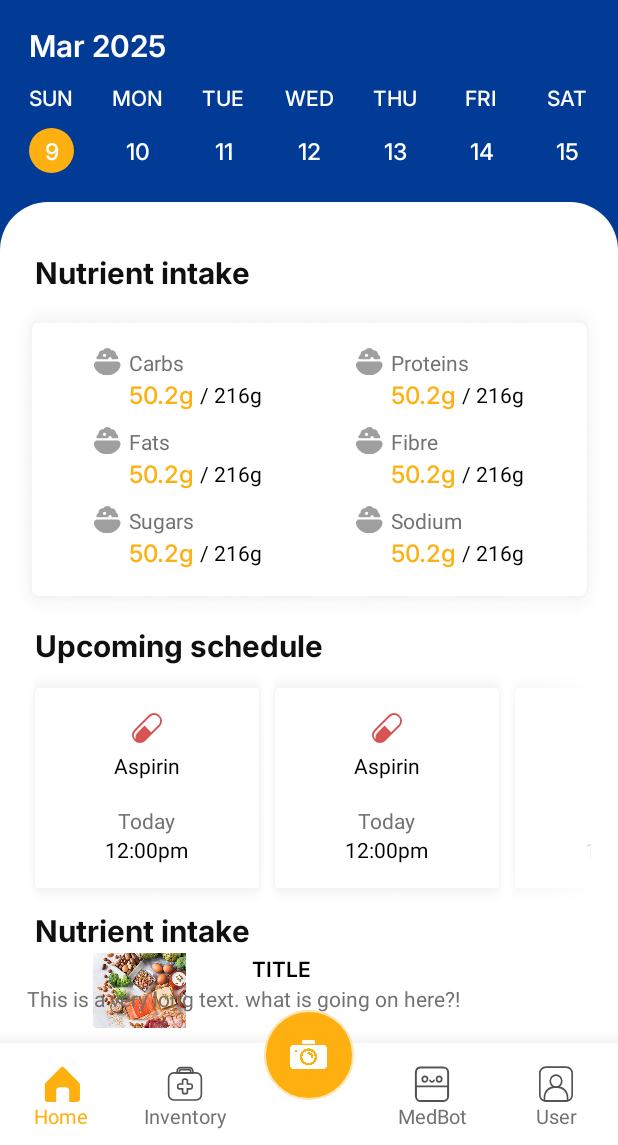
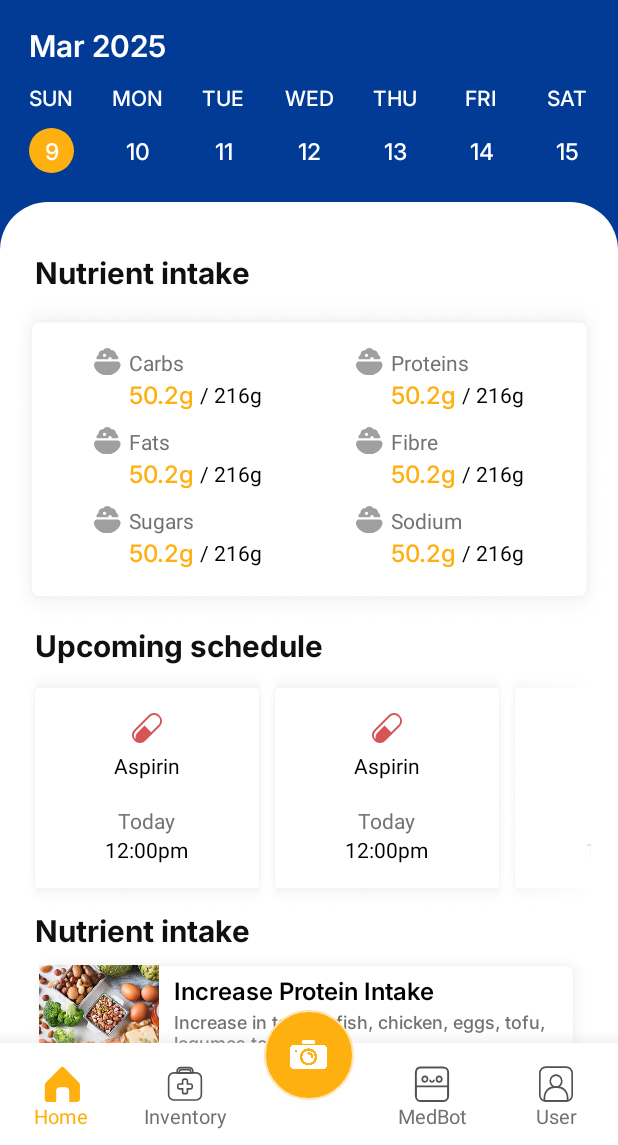
Before and after one commit to ItsMeOX/SmartHealth, an Android app: the screen it shows after launch (MainActivity), on a phone screen of 412 x 824 dp, the part 91-1236 px from its top. Run offline under Robolectric (Android 15) with nearby library versions, the phone set to English and light mode, and no system bars.

Commit message:
Complete Nutrient intake UI

```diff
--- a/app/src/main/java/com/example/smarthealth/MainActivity.java
+++ b/app/src/main/java/com/example/smarthealth/MainActivity.java
@@ -41,15 +41,15 @@ public class MainActivity extends AppCompatActivity implements CalendarAdapter.O
         }
         setContentView(R.layout.activity_main);
 
-
-        initWidgets();
+        initCalendarWidgets();
         setUpMainContentSlider();
+        initBotSuggestionWidgets();
 
         selectedDate = Calendar.getInstance();
         setMonthView();
     }
 
-    private void initWidgets() {
+    private void initCalendarWidgets() {
         LinearLayout calendarParentView = findViewById(R.id.calendarView);
         View calendarRecycleView = LayoutInflater.from(getApplicationContext()).inflate(R.layout.calendar_view, calendarParentView, false);
         calendarParentView.addView(calendarRecycleView);
@@ -168,7 +168,6 @@ public class MainActivity extends AppCompatActivity implements CalendarAdapter.O
                         currentY = event.getRawY();
                         int calendarFirstItemPosition = ((GridLayoutManager) calendarRecyclerView.getLayoutManager()).findFirstVisibleItemPosition();
                         View calendarFirstItemView = calendarRecyclerView.getLayoutManager().findViewByPosition(calendarFirstItemPosition);
-                        Log.d("debug", String.valueOf(calendarFirstItemView.getY()));
                         if (newY >= originalY && newY <= calendarView.getY() + calendarView.getHeight() + 30) {
                             v.setY(newY);
                             if (calendarFirstItemView != null && (calendarFirstItemView.getY() < 0)) {
@@ -217,4 +216,27 @@ public class MainActivity extends AppCompatActivity implements CalendarAdapter.O
         String message = "Selected date" + dayText;
         Toast.makeText(this, message, Toast.LENGTH_SHORT).show();
     }
+
+    private void initBotSuggestionWidgets() {
+        LinearLayout suggestionContainer = findViewById(R.id.botSuggestionsBox);
+        LayoutInflater inflater = LayoutInflater.from(this);
+
+        // TODO: Replace placeholders with suggestion from AI (pls set word limits)
+        String[] titles = {"Increase Protein Intake", "Choose complex carbohydrates", "Stay hydrated"};
+        String[] descriptions = {"Increase in take of fish, chicken, eggs, tofu, legumes to...",
+                "Choose complex carbohydrates for example whole grains, vegetables to avoid sugar spikes. Lorem ipsum dolmao.Lorem ipsum dolmao.Lorem ipsum dolmao.Lorem ipsum dolmao.",
+                "Drink more water, or herbal teas, soups to stay hydrated, because H2O make you human."};
+
+        for (int i = 0; i < titles.length; i++) {
+            View suggestionView = inflater.inflate(R.layout.bot_suggestion_box, suggestionContainer, false);
+
+            TextView titleView = suggestionView.findViewById(R.id.suggestionTitle);
+            TextView descView = suggestionView.findViewById(R.id.suggestionDesc);
+
+            titleView.setText(titles[i]);
+            descView.setText(descriptions[i]);
+
+            suggestionContainer.addView(suggestionView);
+        }
+    }
 }
--- a/app/src/main/res/layout/activity_main.xml
+++ b/app/src/main/res/layout/activity_main.xml
@@ -558,38 +558,12 @@
                                 />
 
                             <LinearLayout
-                                android:id="@+id/bobSuggestionsBox"
+                                android:id="@+id/botSuggestionsBox"
                                 android:layout_width="match_parent"
                                 android:layout_height="wrap_content"
                                 android:orientation="vertical"
                                 android:paddingHorizontal="10dp"
                                 >
-
-                                <RelativeLayout
-                                    android:layout_width="match_parent"
-                                    android:layout_height="50dp">
-                                    <ImageView
-                                        android:id="@+id/sugImage1"
-                                        android:layout_width="150dp"
-                                        android:layout_height="match_parent"
-                                        android:src="@drawable/suggestion_image"/>
-                                    <TextView
-                                        android:id="@+id/sugTitle1"
-                                        android:layout_width="match_parent"
-                                        android:layout_height="wrap_content"
-                                        android:text="TITLE"
-                                        android:textColor="@color/black"
-                                        android:fontFamily="@font/inter_semibold"
-                                        android:layout_toRightOf="@id/sugImage1" />
-                                    <TextView
-                                        android:layout_width="match_parent"
-                                        android:layout_height="wrap_content"
-                                        android:text="This is a very long text. what is going on here?!"
-                                        android:textColor="@color/lightgray"
-                                        android:layout_below="@id/sugTitle1"
-                                        />
-                                </RelativeLayout>
-
                             </LinearLayout>
 
 
--- a/app/src/main/res/layout/bot_suggestion_box.xml
+++ b/app/src/main/res/layout/bot_suggestion_box.xml
@@ -2,23 +2,34 @@
 <androidx.constraintlayout.widget.ConstraintLayout xmlns:android="http://schemas.android.com/apk/res/android"
     android:layout_width="match_parent"
     android:layout_height="wrap_content"
+    android:background="@drawable/bg"
+    android:padding="8dp"
+    android:paddingRight="15dp"
     xmlns:app="http://schemas.android.com/apk/res-auto">
 
         <ImageView
             android:id="@+id/suggestionImage"
-            android:layout_width="150dp"
-            android:layout_height="150dp"
+            android:layout_width="80dp"
+            android:layout_height="90dp"
             android:src="@drawable/suggestion_image"
+            android:scaleType="centerCrop"
             app:layout_constraintTop_toTopOf="parent"
             app:layout_constraintLeft_toLeftOf="parent"
-            />
+            android:layout_marginEnd="100dp"
+            android:contentDescription="Suggestion Image"
+
+        />
         <TextView
             android:id="@+id/suggestionTitle"
             android:layout_width="wrap_content"
             android:layout_height="wrap_content"
+            android:layout_marginHorizontal="10dp"
+            android:layout_marginTop="5dp"
             android:text="TITLE"
+            android:maxLines="1"
+            android:ellipsize="end"
             android:textColor="@color/black"
-            android:textSize="20sp"
+            android:textSize="16sp"
             android:fontFamily="@font/inter_semibold"
             app:layout_constraintLeft_toRightOf="@id/suggestionImage"
             app:layout_constraintTop_toTopOf="parent"/>
@@ -26,11 +37,16 @@
             android:id="@+id/suggestionDesc"
             android:layout_width="0dp"
             android:layout_height="wrap_content"
-            android:text="This is a very long text. what is going on here?!"
-            android:textSize="16sp"
+            android:layout_marginHorizontal="10dp"
+            android:text="This is a very long text. what is going on here?! AAAAAAAAA"
+            android:textSize="12sp"
             android:textColor="@color/lightgray"
+            android:fontFamily="@font/inter_medium"
+            android:maxLines="3"
+            android:ellipsize="end"
             app:layout_constraintTop_toBottomOf="@id/suggestionTitle"
             app:layout_constraintLeft_toRightOf="@id/suggestionImage"
+            app:layout_constraintRight_toRightOf="parent"
             />
 
 </androidx.constraintlayout.widget.ConstraintLayout>
```
